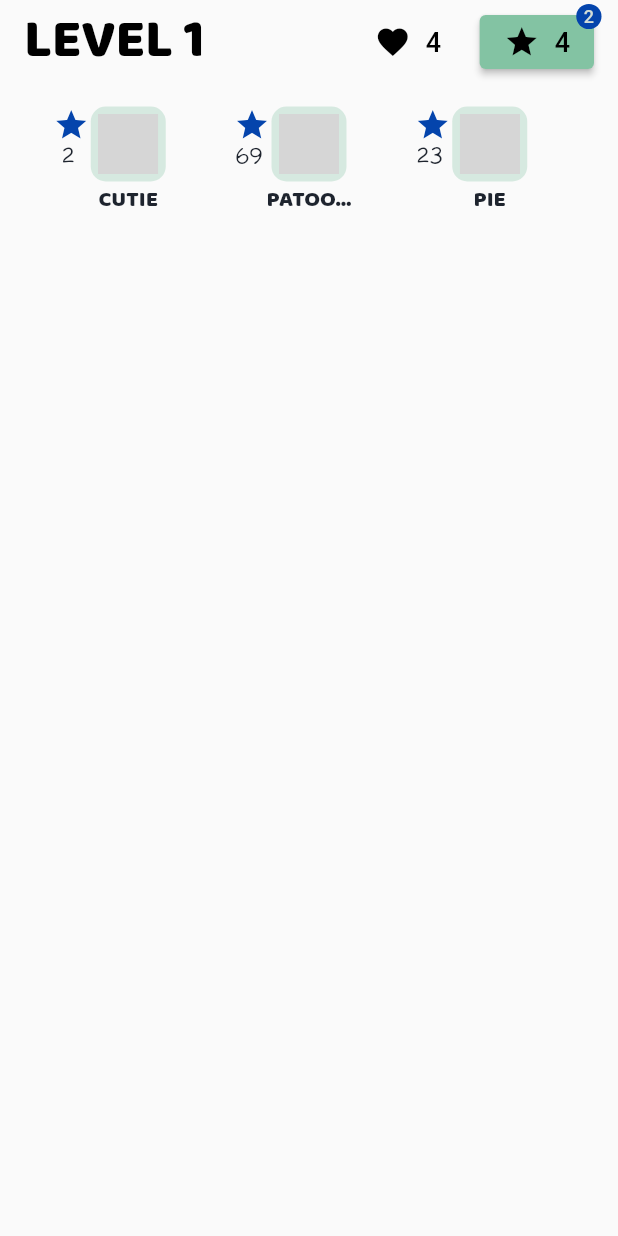
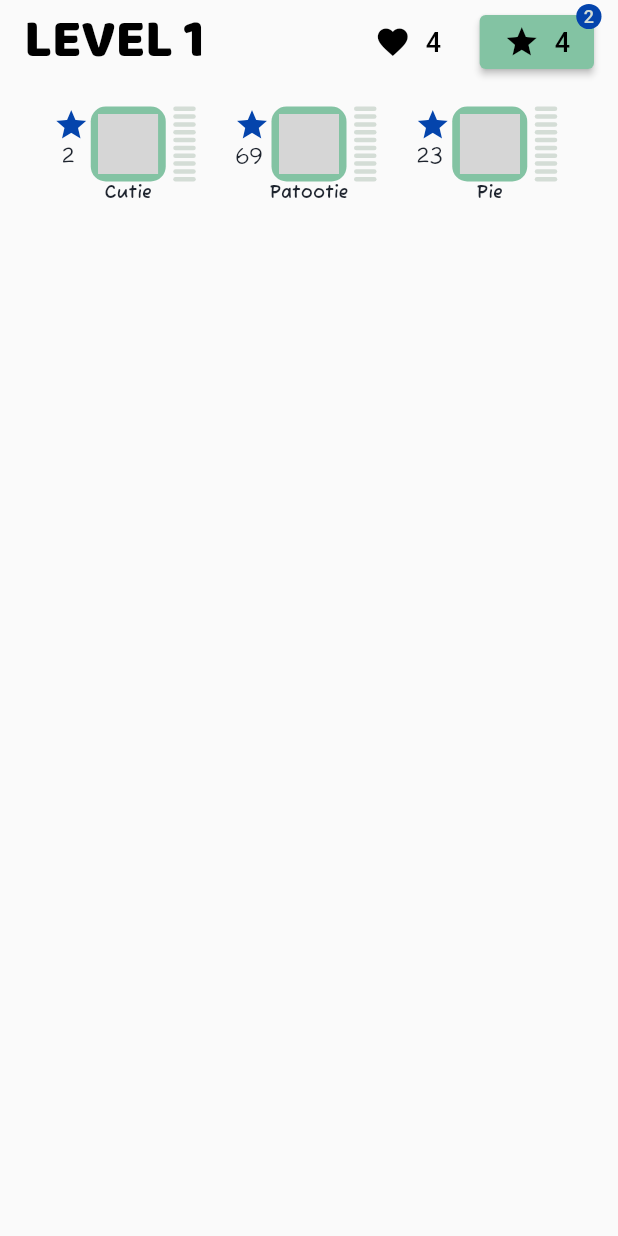
Before and after one commit to yowrong/MindMerge, a Flutter app: the screen it shows after launch, on a phone screen of 412 x 824 dp. Run offline on Flutter 3.47's test engine with Material 2 defaults, Android fonts, the phone set to English and light mode, and no system bars; our stand-ins replace flutter_svg, socket_io_client; grey boxes are pictures that could not be loaded.

Commit message:
add progress bars

```diff
--- /dev/null
+++ b/lib/widgets/card_meter_indicator.dart
@@ -0,0 +1,45 @@
+import 'package:flutter/material.dart';
+import 'package:mindmerge/constants/colours.dart';
+
+class CardMeterIndicator extends StatefulWidget {
+  final int cardMeter;
+  final double height;
+  final double width;
+  final double padding;
+
+  const CardMeterIndicator({
+    this.cardMeter = 0,
+    this.height = 50,
+    this.width = 15,
+    this.padding = 2,
+    Key? key,
+  }) : super(key: key);
+
+  @override
+  _CardMeterIndicatorState createState() => _CardMeterIndicatorState();
+}
+
+class _CardMeterIndicatorState extends State<CardMeterIndicator> {
+  final int numBars = 10;
+
+  @override
+  Widget build(BuildContext context) {
+    return SizedBox(
+      height: widget.height,
+      child: Column(
+        mainAxisAlignment: MainAxisAlignment.spaceBetween,
+        children: List.generate(
+          numBars,
+          (index) => Container(
+            width: widget.width,
+            height: (widget.height - (numBars * widget.padding)) / numBars,
+            decoration: BoxDecoration(
+              color: lightColor,
+              borderRadius: BorderRadius.circular(2),
+            ),
+          ),
+        ),
+      ),
+    );
+  }
+}
--- a/lib/widgets/game_other_player_status.dart
+++ b/lib/widgets/game_other_player_status.dart
@@ -2,6 +2,7 @@ import 'package:flutter/material.dart';
 import 'package:flutter_svg/svg.dart';
 import 'package:mindmerge/constants/colours.dart';
 import 'package:mindmerge/models/player.dart';
+import 'package:mindmerge/widgets/card_meter_indicator.dart';
 
 class OtherPlayerStatus extends StatefulWidget {
   Player player;
@@ -19,7 +20,6 @@ class _OtherPlayerStatusState extends State<OtherPlayerStatus> {
   @override
   Widget build(BuildContext context) {
     return SizedBox(
-      height: 200,
       width: 100,
       child: Center(
         child: Row(
@@ -49,7 +49,7 @@ class _OtherPlayerStatusState extends State<OtherPlayerStatus> {
                       height: 50,
                       width: 50,
                       decoration: BoxDecoration(
-                        color: primaryColor.withOpacity(0.3),
+                        color: primaryColor,
                         borderRadius: BorderRadius.circular(10),
                       ),
                       child: Opacity(
@@ -73,11 +73,12 @@ class _OtherPlayerStatusState extends State<OtherPlayerStatus> {
                 SizedBox(
                   width: 60,
                   child: Text(
-                    widget.player.name.toUpperCase(),
+                    widget.player.name,
                     overflow: TextOverflow.ellipsis,
                     textAlign: TextAlign.center,
                     style: const TextStyle(
-                      fontFamily: 'BalooBhai',
+                      fontSize: 12,
+                      fontWeight: FontWeight.bold,
                       color: darkColor,
                       shadows: [Shadow(offset: Offset.infinite)],
                     ),
@@ -85,6 +86,7 @@ class _OtherPlayerStatusState extends State<OtherPlayerStatus> {
                 ),
               ],
             ),
+            CardMeterIndicator(),
           ],
         ),
       ),
```
